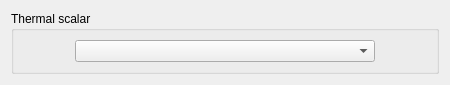
Qt form gui/Pages/ThermalScalarForm.ui (code-saturne/code_saturne) before a commit.
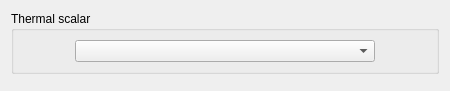
The same form after that commit.

```diff
--- a/gui/Pages/ThermalScalarForm.ui
+++ b/gui/Pages/ThermalScalarForm.ui
@@ -1,12 +1,12 @@
 <ui version="4.0" >
  <class>ThermalScalarForm</class>
- <widget class="QWidget" name="ThermalScalarForm" >
-  <property name="geometry" >
+ <widget class="QWidget" name="ThermalScalarForm">
+  <property name="geometry">
    <rect>
     <x>0</x>
     <y>0</y>
     <width>450</width>
-    <height>84</height>
+    <height>91</height>
    </rect>
   </property>
   <property name="windowTitle" >
```
Left out of the diff: 56 changed lines with no effect on the pictures.
